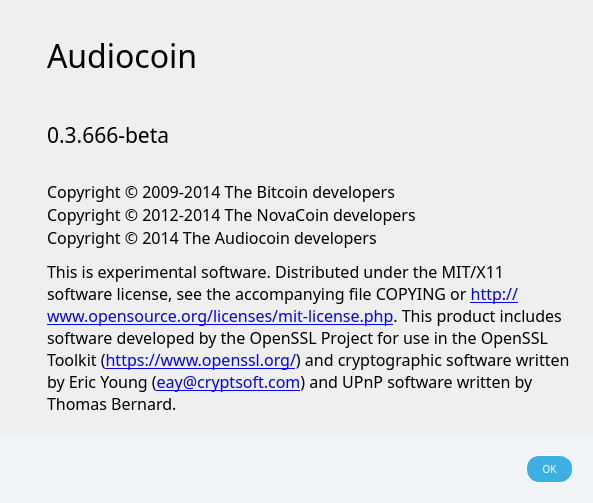
First picture: the form in src/qt/forms/aboutdialog.ui, repository aurovine/AudioCoin, before the edit.
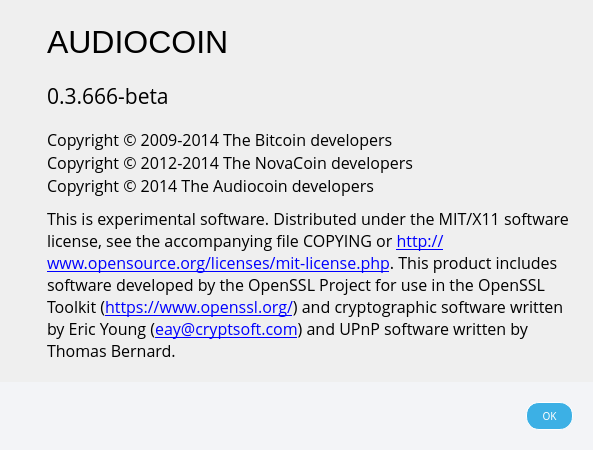
Second picture: the form after the edit. Icons and pictures are not drawn.

What changed in the file:
```diff
--- a/src/qt/forms/aboutdialog.ui
+++ b/src/qt/forms/aboutdialog.ui
@@ -7,7 +7,7 @@
     <x>0</x>
     <y>0</y>
     <width>593</width>
-    <height>382</height>
+    <height>375</height>
    </rect>
   </property>
   <property name="windowTitle">
@@ -93,14 +93,14 @@
          <widget class="QLabel" name="label">
           <property name="font">
            <font>
-            <family>Montserrat</family>
+            <family>Helvetica Neue</family>
             <pointsize>24</pointsize>
             <weight>50</weight>
             <bold>false</bold>
            </font>
           </property>
           <property name="text">
-           <string>Audiocoin</string>
+           <string>AUDIOCOIN</string>
           </property>
          </widget>
         </item>
@@ -108,7 +108,7 @@
          <widget class="QLabel" name="versionLabel">
           <property name="font">
            <font>
-            <family>Montserrat</family>
+            <family>Open Sans</family>
             <pointsize>16</pointsize>
            </font>
           </property>
@@ -127,7 +127,7 @@
          <widget class="QLabel" name="copyrightLabel">
           <property name="font">
            <font>
-            <family>Montserrat</family>
+            <family>Open Sans</family>
             <pointsize>12</pointsize>
            </font>
           </property>
@@ -148,7 +148,7 @@
          <widget class="QLabel" name="label_2">
           <property name="font">
            <font>
-            <family>Montserrat</family>
+            <family>Open Sans</family>
             <pointsize>12</pointsize>
            </font>
           </property>
```
